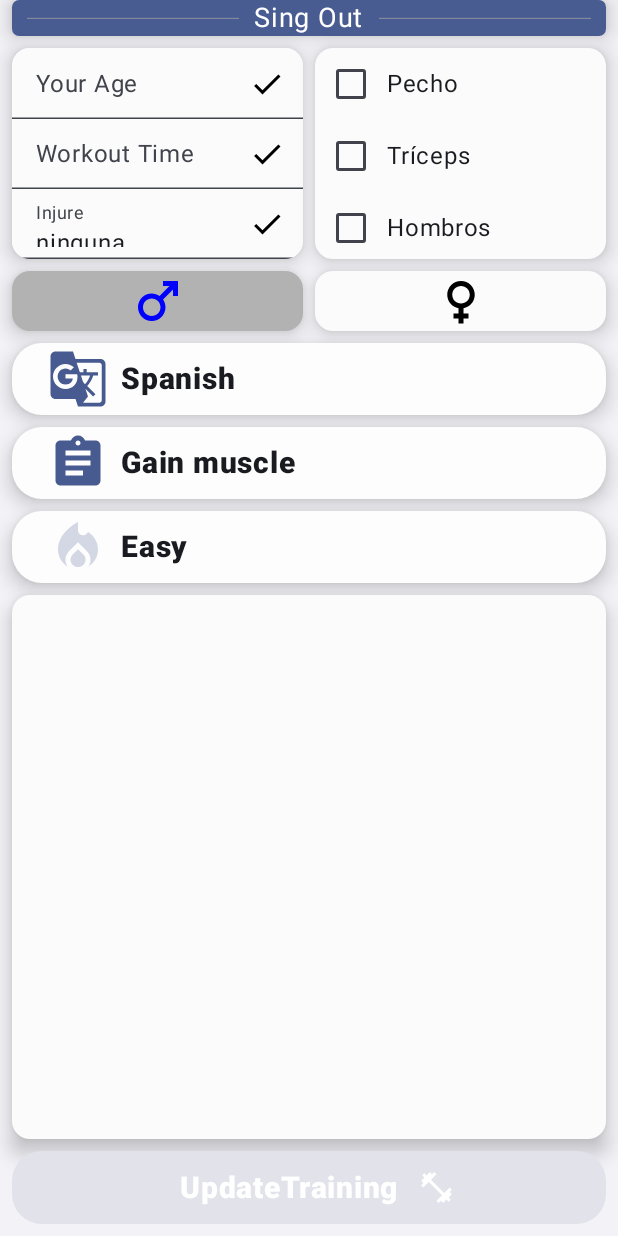
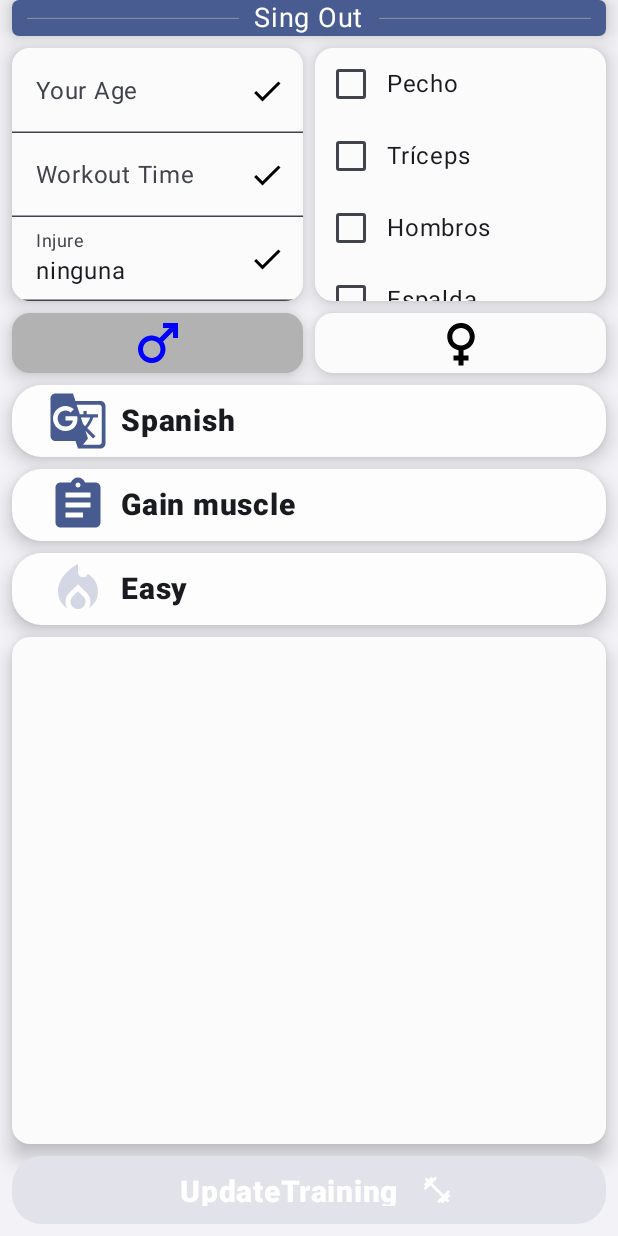
Before and after one commit to Reni-Developer/Workout-with-room, an Android app built with Jetpack Compose: the TrainingScreen screen opened through its navigation route, on a phone screen of 412 x 824 dp. Run offline under Robolectric (Android 15) with nearby library versions, the phone set to English and light mode, and no system bars; our stand-ins replace Dagger/Hilt's generated code, Firebase (no records; nobody signed in at launch, a user with empty details on screens opened directly), Room's generated code, livedata-compose; libraries missing offline, so code that uses them is left out: org.checkerframework.checker.

Commit message:
Trabajos de optimización a los viewModels y a las screens

```diff
--- a/app/src/main/java/com/cursokotlin/entrenamientosconroom/ui/TrainingScreen.kt
+++ b/app/src/main/java/com/cursokotlin/entrenamientosconroom/ui/TrainingScreen.kt
@@ -61,10 +61,13 @@ import androidx.compose.ui.text.style.TextAlign
 import androidx.compose.ui.unit.dp
 import androidx.compose.ui.unit.sp
 import com.cursokotlin.entrenamientosconroom.R
+import com.cursokotlin.entrenamientosconroom.data.bd.Exercise
+import com.cursokotlin.entrenamientosconroom.data.bd.SetWithExercise
 import com.cursokotlin.entrenamientosconroom.data.bd.WorkoutWithSetsAndExercises
 import com.cursokotlin.entrenamientosconroom.data.networkAPI.UserDataModel
 import com.cursokotlin.entrenamientosconroom.ui.viewmodel.LoginViewModel
 import com.cursokotlin.entrenamientosconroom.ui.viewmodel.TrainingViewModel
+import org.checkerframework.checker.units.qual.Time
 
 @Composable
 fun TrainingScreen(
@@ -84,6 +87,10 @@ fun TrainingScreen(
     val difficulty by trainingViewModel.difficulty.observeAsState(0)
     val muscles by trainingViewModel.muscles.observeAsState(listOf())
     val singOutDialogState by trainingViewModel.singOutDialogState.observeAsState(false)
+    val changeColorMaleSelected by trainingViewModel.changeColorMaleSelected.observeAsState(true)
+    val changeColorFemaleSelected by trainingViewModel.changeColorFemaleSelected.observeAsState(
+        false
+    )
 
     val currentUserData = UserDataModel(
         sex = sex,
@@ -97,13 +104,13 @@ fun TrainingScreen(
     )
 
     val languages = listOf("Spanish", "English")
-    val languageIcon = com.cursokotlin.entrenamientosconroom.R.drawable.ic_translate
+    val languageIcon = R.drawable.ic_translate
     val targets = listOf("Gain muscle", "Lose weight", "Maintain or improve health")
-    val targetsIcon = com.cursokotlin.entrenamientosconroom.R.drawable.ic_assignment
+    val targetsIcon = R.drawable.ic_assignment
     val difficulties = listOf("Easy", "Medium", "Hard")
-    val difficultiesIcon = com.cursokotlin.entrenamientosconroom.R.drawable.ic_difficulty
+    val difficultiesIcon = R.drawable.ic_difficulty
 
-    val textSingOut = "''¿Está seguro de que desea cerrar sesión en su cuenta de usuario?''"
+    val textSingOut = "''¿Está seguro que desea cerrar sesión en su cuenta de usuario?''"
 
     Column(
         modifier = modifier
@@ -115,14 +122,42 @@ fun TrainingScreen(
         SingOut(trainingViewModel)
         Spacer(Modifier.height(8.dp))
 
-        Row(Modifier.weight(0.35f)) {
-            TextFieldWorkout(Modifier.weight(1f), trainingViewModel, age, time, injuries)
+        Row(Modifier.weight(0.45f)) {
+            Card(
+                modifier = Modifier.weight(1f),
+                elevation = CardDefaults.cardElevation(8.dp),
+                colors = CardDefaults.cardColors(Color(0xFFFBFBFB))
+            ) {
+                AgeTextField(Modifier.weight(1f), trainingViewModel, age)
+
+                TimeTextFile(Modifier.weight(1f), time, trainingViewModel)
+
+                InjureTextField(Modifier.weight(1f), injuries, trainingViewModel)
+            }
             Spacer(Modifier.width(8.dp))
             ConfigMuscles(Modifier.weight(1f), trainingViewModel)
         }
         Spacer(Modifier.height(8.dp))
 
-        SelectSex(trainingViewModel)
+        Row(Modifier.fillMaxWidth()) {
+            SelectSex(
+                Modifier.weight(1f),
+                changeColorMaleSelected,
+                changeSex = 1,
+                icon = R.drawable.ic_male,
+                description = "male",
+                trainingViewModel
+            )
+            Spacer(Modifier.size(8.dp))
+            SelectSex(
+                Modifier.weight(1f),
+                changeColorFemaleSelected,
+                changeSex = 0,
+                icon = R.drawable.ic_female,
+                description = "female",
+                trainingViewModel
+            )
+        }
         Spacer(Modifier.height(8.dp))
 
         SelectDropdownMenu(Modifier, languages, languageIcon, trainingViewModel)
@@ -215,33 +250,19 @@ data class CheckInfo(
     val id: Int? = null
 )
 
+@Composable
+fun AgeTextField(modifier: Modifier, trainingViewModel: TrainingViewModel, currentAge: Int) {
 
-@Composable
-fun TextFieldWorkout(
-    modifier: Modifier = Modifier,
-    trainingViewModel: TrainingViewModel,
-    currentAge: Int,
-    currentTime: Int,
-    currentInjure: String
-) {
     var ageInt by remember { mutableIntStateOf(0) }
     var ageString by remember { mutableStateOf("") }
-    var timeInt by remember { mutableIntStateOf(0) }
-    var timeString by remember { mutableStateOf("") }
-    var injure by remember { mutableStateOf("ninguna") }
 
-    Card(
-        modifier = modifier,
-        elevation = CardDefaults.cardElevation(8.dp),
-        colors = CardDefaults.cardColors(Color(0xFFFBFBFB))
-    ) {
     TextField(
         value = ageString,
         onValueChange = {
             ageString = it
             if (ageString != "" && ageString.toIntOrNull() != null) ageInt = ageString.toInt()
         },
-            Modifier.weight(1f),
+        modifier = modifier,
         label = {
             Text(text = "Your Age")
         },
@@ -271,6 +292,13 @@ fun TextFieldWorkout(
             unfocusedContainerColor = Color(0xFFFBFBFB)
         )
     )
+}
+
+@Composable
+fun TimeTextFile(modifier: Modifier, currentTime: Int, trainingViewModel: TrainingViewModel) {
+
+    var timeInt by remember { mutableIntStateOf(0) }
+    var timeString by remember { mutableStateOf("") }
 
     TextField(
         value = timeString,
@@ -279,7 +307,7 @@ fun TextFieldWorkout(
             if (timeString != "" && timeString.toIntOrNull() != null) timeInt =
                 timeString.toInt()
         },
-            Modifier.weight(1f),
+        modifier = modifier,
         label = { Text(text = "Workout Time") },
         singleLine = true,
         maxLines = 1,
@@ -305,10 +333,21 @@ fun TextFieldWorkout(
             unfocusedContainerColor = Color(0xFFFBFBFB)
         )
     )
+}
+
+@Composable
+fun InjureTextField(
+    modifier: Modifier,
+    currentInjure: String,
+    trainingViewModel: TrainingViewModel
+) {
+
+    var injure by remember { mutableStateOf("ninguna") }
+
     TextField(
         value = injure,
         onValueChange = { injure = it },
-            Modifier.weight(1f),
+        modifier = modifier,
         label = { Text(text = "Injure") },
         singleLine = true,
         maxLines = 1,
@@ -335,59 +374,40 @@ fun TextFieldWorkout(
         )
     )
 }
-}
 
 @Composable
-fun SelectSex(trainingViewModel: TrainingViewModel) {
-
-    var selectColor by remember { mutableStateOf(true) }
-
-    Row(
-        Modifier.fillMaxWidth()
+fun SelectSex(
+    modifier: Modifier,
+    changeColorSelected: Boolean,
+    changeSex: Int,
+    icon: Int,
+    description: String,
+    trainingViewModel: TrainingViewModel
 ) {
     Card(
-            Modifier
+        modifier
             .fillMaxWidth()
-                .weight(1f)
             .clickable {
-                    selectColor = true
-                    trainingViewModel.onChangeSex(1)
-                }, elevation = CardDefaults.cardElevation(8.dp), colors = if (selectColor) {
+                trainingViewModel.onChangeSex(changeSex)
+            },
+        elevation = CardDefaults.cardElevation(8.dp),
+        colors = if (changeColorSelected) {
             CardDefaults.cardColors(Color(0xFFB2B2B2))
         } else CardDefaults.cardColors(Color(0xFFFBFBFB))
     ) {
         Icon(
-                painter = painterResource(id = com.cursokotlin.entrenamientosconroom.R.drawable.ic_male),
-                contentDescription = "",
+            painter = painterResource(id = icon),
+            contentDescription = description,
             Modifier
                 .size(40.dp)
                 .align(Alignment.CenterHorizontally),
-                tint = if (selectColor) Color.Blue else Color.Black
+            tint =
+                if (changeColorSelected == true && description == "female") {
+                    Color(0xDDE040FB)
+                } else if (changeColorSelected == true && description == "male") {
+                    Color.Blue
+                } else Color.Black
         )
-        }
-        Spacer(Modifier.size(8.dp))
-        Card(
-            Modifier
-                .fillMaxWidth()
-                .weight(1f)
-                .clickable {
-                    selectColor = false
-                    trainingViewModel.onChangeSex(0)
-                },
-            elevation = CardDefaults.cardElevation(8.dp),
-            colors = if (selectColor == false) {
-                CardDefaults.cardColors(Color(0xFFB2B2B2))
-            } else CardDefaults.cardColors(Color(0xFFFBFBFB))
-        ) {
-            Icon(
-                painter = painterResource(com.cursokotlin.entrenamientosconroom.R.drawable.ic_female),
-                contentDescription = "female",
-                Modifier
-                    .size(40.dp)
-                    .align(Alignment.CenterHorizontally),
-                tint = if (selectColor == false) Color(0xDDE040FB) else Color.Black
-            )
-        }
     }
 }
 
@@ -527,9 +547,17 @@ fun SelectDropdownMenu(
                         selected = it
                         expanded = false
                         when (icon) {
-                            R.drawable.ic_translate -> trainingViewModel.onChangeLanguage(selectedIndex)
-                            R.drawable.ic_assignment -> trainingViewModel.onChangeTarget(selectedIndex)
-                            R.drawable.ic_difficulty -> trainingViewModel.onChangeDifficulty(selectedIndex)
+                            R.drawable.ic_translate -> trainingViewModel.onChangeLanguage(
+                                selectedIndex
+                            )
+
+                            R.drawable.ic_assignment -> trainingViewModel.onChangeTarget(
+                                selectedIndex
+                            )
+
+                            R.drawable.ic_difficulty -> trainingViewModel.onChangeDifficulty(
+                                selectedIndex
+                            )
                         }
                         Log.d("DropdownMenu", "option selected: $options")
                         Log.d("DropdownMenu", "Index selected: $selected")
@@ -559,6 +587,23 @@ fun TrainingSpacer(
     ) {
         LazyColumn(contentPadding = PaddingValues(8.dp)) {
             items(workoutWithSetsAndExercises, key = { it.workout.workoutId }) { workoutWithSets ->
+                HeaderWorkout(workoutWithSets)
+                Spacer(modifier = Modifier.height(24.dp))
+                workoutWithSets.sets.forEach { setWithExercise ->
+                    HeaderSet(setWithExercise)
+                    Spacer(modifier = Modifier.size(8.dp))
+                    setWithExercise.exercises.forEach { exercise ->
+                        Exercise(exercise)
+                    }
+                    Spacer(modifier = Modifier.height(16.dp))
+                }
+            }
+        }
+    }
+}
+
+@Composable
+fun HeaderWorkout(workoutWithSets: WorkoutWithSetsAndExercises) {
     Text(
         color = Color(0xFF485C91),
         fontWeight = FontWeight.Bold,
@@ -570,9 +615,8 @@ fun TrainingSpacer(
         fontWeight = FontWeight.Bold,
         fontSize = 24.sp,
         textAlign = TextAlign.End,
-                    text = "${workoutWithSets.workout.coach_explanation} "
+        text = workoutWithSets.workout.coach_explanation
     )
-
     Spacer(modifier = Modifier.height(16.dp))
     Divider(
         thickness = 1.dp,
@@ -581,9 +625,10 @@ fun TrainingSpacer(
             .fillMaxWidth()
             .padding(horizontal = 8.dp)
     )
-                Spacer(modifier = Modifier.height(24.dp))
+}
 
-                workoutWithSets.sets.forEach { setWithExercise ->
+@Composable
+fun HeaderSet(setWithExercise: SetWithExercise) {
     Text(
         color = Color(0xFF282828),
         fontWeight = FontWeight.Bold,
@@ -595,9 +640,10 @@ fun TrainingSpacer(
         fontWeight = FontWeight.Bold,
         text = "${setWithExercise.set.rounds} Rounds"
     )
-                    Spacer(modifier = Modifier.size(8.dp))
+}
 
-                    setWithExercise.exercises.forEach { exercise ->
+@Composable
+fun Exercise(exercise: Exercise) {
     Text(
         color = Color.Black,
         fontWeight = FontWeight.Bold,
@@ -605,82 +651,84 @@ fun TrainingSpacer(
     )
     Text(
         color = Color.Black,
-                            text = when (exercise.muscle_id) {
-                                50 -> "Ejercicios para: Pecho"
-                                31 -> "Ejercicios para: Tríceps"
-                                90 -> "Ejercicios para: Hombros"
-                                10 -> "Ejercicios para: Espalda"
-                                30 -> "Ejercicios para: Bíceps"
-                                60 -> "Ejercicios para: Antebrazos"
-                                20 -> "Ejercicios para: Trapecios"
-                                11 -> "Ejercicios para: Cuádriceps"
-                                70 -> "Ejercicios para: Glúteos"
-                                40 -> "Ejercicios para: Isquiotibiales"
-                                21 -> "Ejercicios para: Pantorrillas"
-                                51 -> "Ejercicios para: Aductores"
-                                61 -> "Ejercicios para: Abductores"
-                                80 -> "Ejercicios para: Abdomen"
-                                41 -> "Ejercicios para: Espalda baja"
-                                else -> "Ejercicio desconocido"
-                            }
+        text = "Ejercicios para: ${getMuscleName(exercise.muscle_id)}"
     )
     Text(color = Color.Black, text = exercise.name)
     Text(color = Color.Black, text = "Reps ${exercise.reps} ")
     Text(
         color = Color.Black,
-                            text = when (exercise.movement_id) {
-                                803 -> "Movimiento de: Flexión del abdomen superior"
-                                116 -> "Movimiento de: Prensa"
-                                902 -> "Movimiento de: Elevación frontal de hombros"
-                                200 -> "Movimiento de: Encogimientos de trapecio"
-                                115 -> "Movimiento de: Extensión de rodilla"
-                                102 -> "Movimiento de: Jalón en vertical"
-                                805 -> "Movimiento de: Flexión lateral"
-                                501 -> "Movimiento de: Empuje recto"
-                                110 -> "Movimiento de: Subida al cajón"
-                                113 -> "Movimiento de: Levantamiento de cadera"
-                                315 -> "Movimiento de: Fondos"
-                                301 -> "Movimiento de: Curls de martillo o invertido"
-                                504 -> "Movimiento de: Aperturas"
-                                802 -> "Movimiento de: Flexión abdominal completa"
-                                111 -> "Movimiento de: Curl de isquiotibiales"
-                                103 -> "Movimiento de: Extensión de codo en plano bajo"
-                                311 -> "Movimiento de: Extensión de codo sobre la cabeza"
-                                502 -> "Movimiento de: Empuje inclinado"
-                                505 -> "Movimiento de: Pullover"
-                                314 -> "Movimiento de: Empuje recto con agarre cerrado"
-                                210 -> "Movimiento de: Elevación de talones"
-                                610 -> "Movimiento de: Abducción de cadera"
-                                410 -> "Movimiento de: Extensión de espalda"
-                                201 -> "Movimiento de: Remo vertical"
-                                101 -> "Movimiento de: Jalón en horizontal"
-                                117 -> "Movimiento de: Zancada"
-                                801 -> "Movimiento de: Estabilidad del core"
-                                313 -> "Movimiento de: Extensión de codo hacia el frente"
-                                806 -> "Movimiento de: Flexión de abdomen inferior"
-                                118 -> "Movimiento de: Zancada estática"
-                                300 -> "Movimiento de: Curl supinado"
-                                804 -> "Movimiento de: Rotación de tronco"
-                                114 -> "Movimiento de: Extensión de cadera"
-                                119 -> "Movimiento de: Sentadillas"
-                                510 -> "Movimiento de: Aducción de cadera"
-                                903 -> "Movimiento de: Elevación lateral de hombros"
-                                901 -> "Movimiento de: Elevación de deltoides posterior"
-                                904 -> "Movimiento de: Empuje vertical"
-                                503 -> "Movimiento de: Empuje declinado"
-                                112 -> "Movimiento de: Bisagra de cadera"
-                                302 -> "Movimiento de: Curls de aislamiento"
-                                600 -> "Movimiento de: Curl de muñeca"
-                                312 -> "Movimiento de: Extensión de codo en plano bajo"
-                                else -> "Ejercicio desconocido"
-                            }
+        text = "Movimiento de: ${getExerciseName(exercise.movement_id)}"
     )
     Spacer(modifier = Modifier.height(8.dp))
 }
-                    Spacer(modifier = Modifier.height(16.dp))
+
+fun getMuscleName(id: Int): String {
+    return when (id) {
+        50 -> "Pecho"
+        31 -> "Tríceps"
+        90 -> "Hombros"
+        10 -> "Espalda"
+        30 -> "Bíceps"
+        60 -> "Antebrazos"
+        20 -> "Trapecios"
+        11 -> "Cuádriceps"
+        70 -> "Glúteos"
+        40 -> "Isquiotibiales"
+        21 -> "Pantorrillas"
+        51 -> "Aductores"
+        61 -> "Abductores"
+        80 -> "Abdomen"
+        41 -> "Espalda baja"
+        else -> "Ejercicio desconocido"
     }
 }
-        }
+
+fun getExerciseName(id: Int) {
+    when (id) {
+        803 -> "Flexión del abdomen superior"
+        116 -> "Prensa"
+        902 -> "Elevación frontal de hombros"
+        200 -> "Encogimientos de trapecio"
+        115 -> "Extensión de rodilla"
+        102 -> "Jalón en vertical"
+        805 -> "Flexión lateral"
+        501 -> "Empuje recto"
+        110 -> "Subida al cajón"
+        113 -> "Levantamiento de cadera"
+        315 -> "Fondos"
+        301 -> "Curls de martillo o invertido"
+        504 -> "Aperturas"
+        802 -> "Flexión abdominal completa"
+        111 -> "Curl de isquiotibiales"
+        103 -> "Extensión de codo en plano bajo"
+        311 -> "Extensión de codo sobre la cabeza"
+        502 -> "Empuje inclinado"
+        505 -> "Pullover"
+        314 -> "Empuje recto con agarre cerrado"
+        210 -> "Elevación de talones"
+        610 -> "Abducción de cadera"
+        410 -> "Extensión de espalda"
+        201 -> "Remo vertical"
+        101 -> "Jalón en horizontal"
+        117 -> "Zancada"
+        801 -> "Estabilidad del core"
+        313 -> "Extensión de codo hacia el frente"
+        806 -> "Flexión de abdomen inferior"
+        118 -> "Zancada estática"
+        300 -> "Curl supinado"
+        804 -> "Rotación de tronco"
+        114 -> "Extensión de cadera"
+        119 -> "Sentadillas"
+        510 -> "Aducción de cadera"
+        903 -> "Elevación lateral de hombros"
+        901 -> "Elevación de deltoides posterior"
+        904 -> "Empuje vertical"
+        503 -> "Empuje declinado"
+        112 -> "Bisagra de cadera"
+        302 -> "Curls de aislamiento"
+        600 -> "Curl de muñeca"
+        312 -> "Extensión de codo en plano bajo"
+        else -> "Ejercicio desconocido"
     }
 }
 
@@ -723,7 +771,13 @@ fun SingOutDialog(
                 modifier = Modifier.size(100.dp)
             )
         },
-        title = { Text(text = "Sing Out", color = Color(0xFF04527C), fontWeight = FontWeight.ExtraBold) },
+        title = {
+            Text(
+                text = "Sing Out",
+                color = Color(0xFF04527C),
+                fontWeight = FontWeight.ExtraBold
+            )
+        },
         text = {
             Text(
                 text = textError,
--- a/app/src/main/java/com/cursokotlin/entrenamientosconroom/ui/viewmodel/TrainingViewModel.kt
+++ b/app/src/main/java/com/cursokotlin/entrenamientosconroom/ui/viewmodel/TrainingViewModel.kt
@@ -1,6 +1,5 @@
 package com.cursokotlin.entrenamientosconroom.ui.viewmodel
 
-import android.text.BoringLayout
 import android.util.Log
 import androidx.lifecycle.LiveData
 import androidx.lifecycle.MutableLiveData
@@ -54,6 +53,12 @@ class TrainingViewModel @Inject constructor(
     private val _singOutDialogState = MutableLiveData<Boolean>(false)
     val singOutDialogState: LiveData<Boolean> get() = _singOutDialogState
 
+    private val _changeColorMaleSelected = MutableLiveData<Boolean>(true)
+    val changeColorMaleSelected: LiveData<Boolean> get() = _changeColorMaleSelected
+
+    private val _changeColorFemaleSelected = MutableLiveData<Boolean>(false)
+    val changeColorFemaleSelected: LiveData<Boolean> get() = _changeColorFemaleSelected
+
     val _musclesById = MutableLiveData<List<CheckInfo>>(
         listOf(
             CheckInfo("Pecho", false, 50),
@@ -77,6 +82,7 @@ class TrainingViewModel @Inject constructor(
 
     fun updateMuscleSelection(index: Int, selected: Boolean) {
         val updatedList = _musclesById.value?.toMutableList()
+        // este bloque se ejecuta solo si updatedList NO es null
         updatedList?.let {
             it[index] = it[index].copy(selected = selected)
             _musclesById.value = it
@@ -100,6 +106,9 @@ class TrainingViewModel @Inject constructor(
 
     fun onChangeSex(sex: Int) {
         _sex.value = sex
+        Log.d("TrainingViewModel","Variable sex 0 -> F / 1 -> M: El sexo es -> ${_sex.value}")
+        _changeColorMaleSelected.value = _changeColorMaleSelected.value != true
+        _changeColorFemaleSelected.value = _changeColorFemaleSelected.value != true
     }
 
     fun onChangeLanguage(language: Int) {
```
Also changed, not shown: app/src/main/java/com/cursokotlin/entrenamientosconroom/ui/LoginScreen.kt (+3 -4 lines), app/src/main/java/com/cursokotlin/entrenamientosconroom/ui/viewmodel/LoginViewModel.kt (+29 -36 lines). Lines whose indentation alone changed are shown as unchanged.
